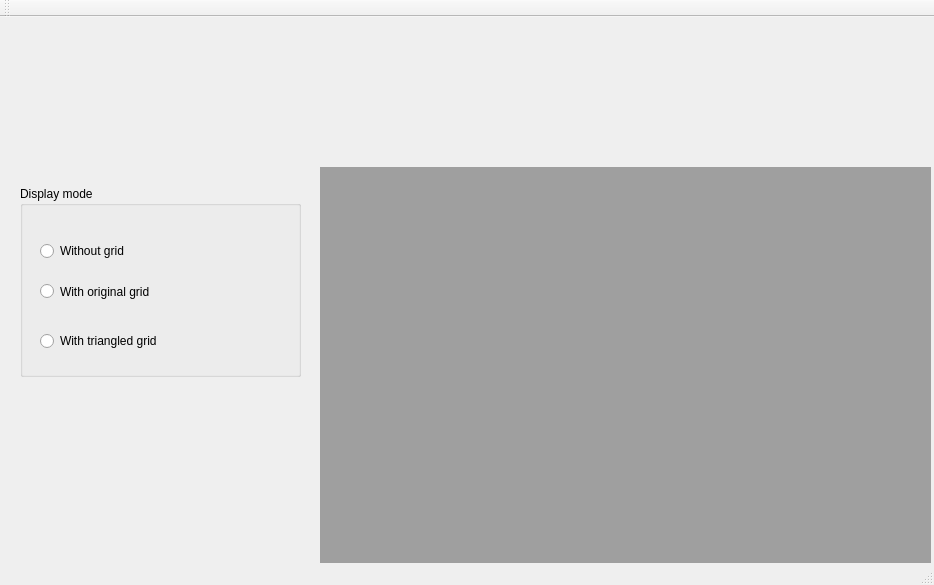
The window that mainwindow.ui (temarales/r3ds_internship) describes before a commit, drawn with Qt 5.
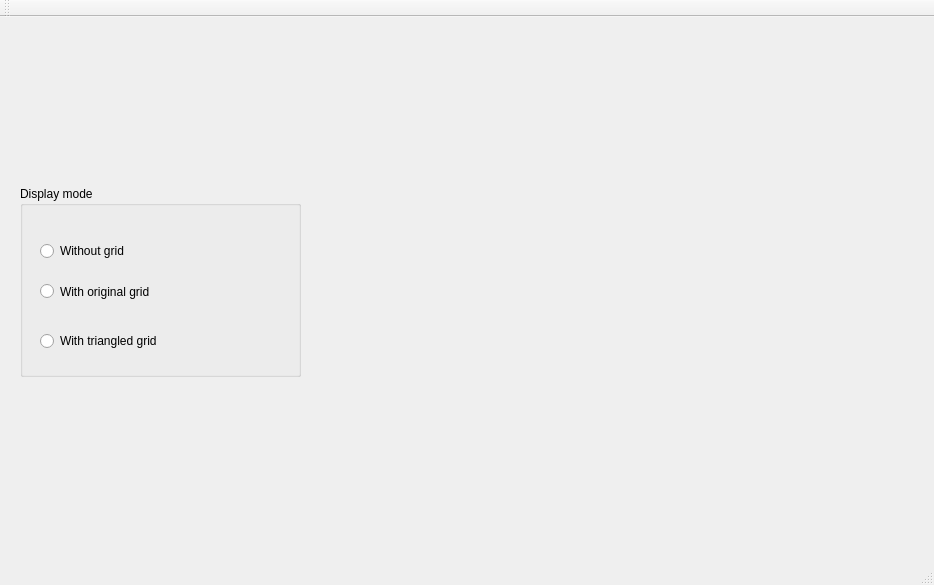
The same window after the commit.

What changed in the file:
```diff
--- a/mainwindow.ui
+++ b/mainwindow.ui
@@ -69,21 +69,6 @@
      </property>
     </widget>
    </widget>
-   <widget class="QMdiArea" name="mdiArea">
-    <property name="geometry">
-     <rect>
-      <x>320</x>
-      <y>150</y>
-      <width>611</width>
-      <height>401</height>
-     </rect>
-    </property>
-    <widget class="QWidget" name="subwindow">
-     <property name="windowTitle">
-      <string>Subwindow</string>
-     </property>
-    </widget>
-   </widget>
   </widget>
   <widget class="QToolBar" name="mainToolBar">
    <attribute name="toolBarArea">
```
